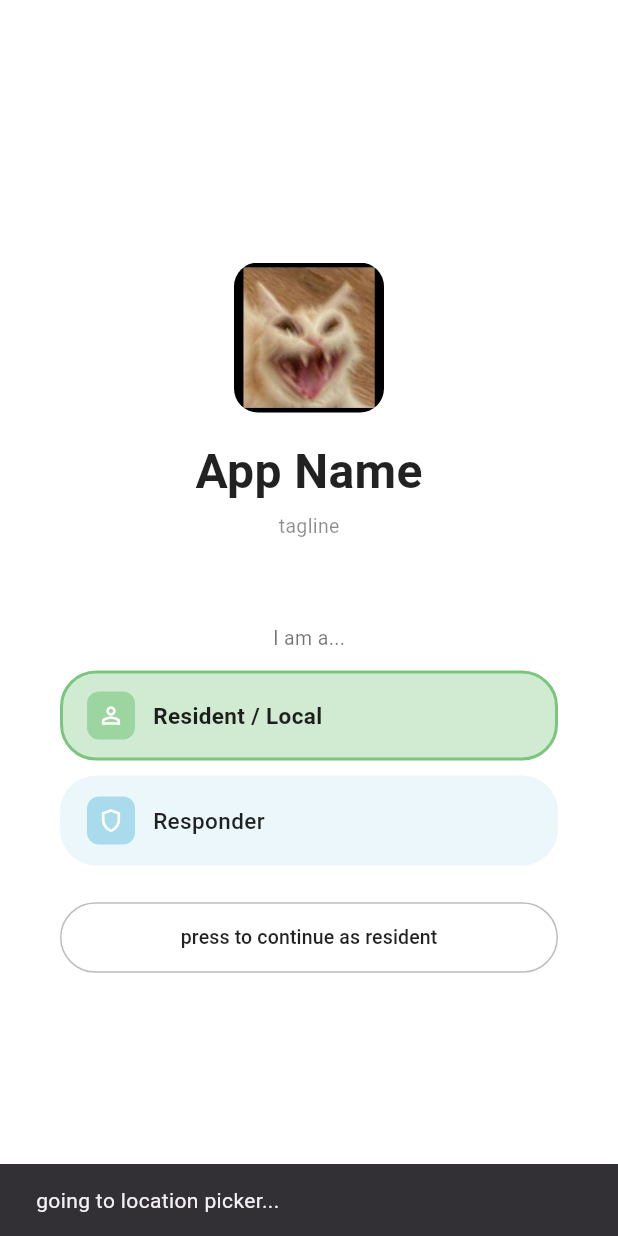
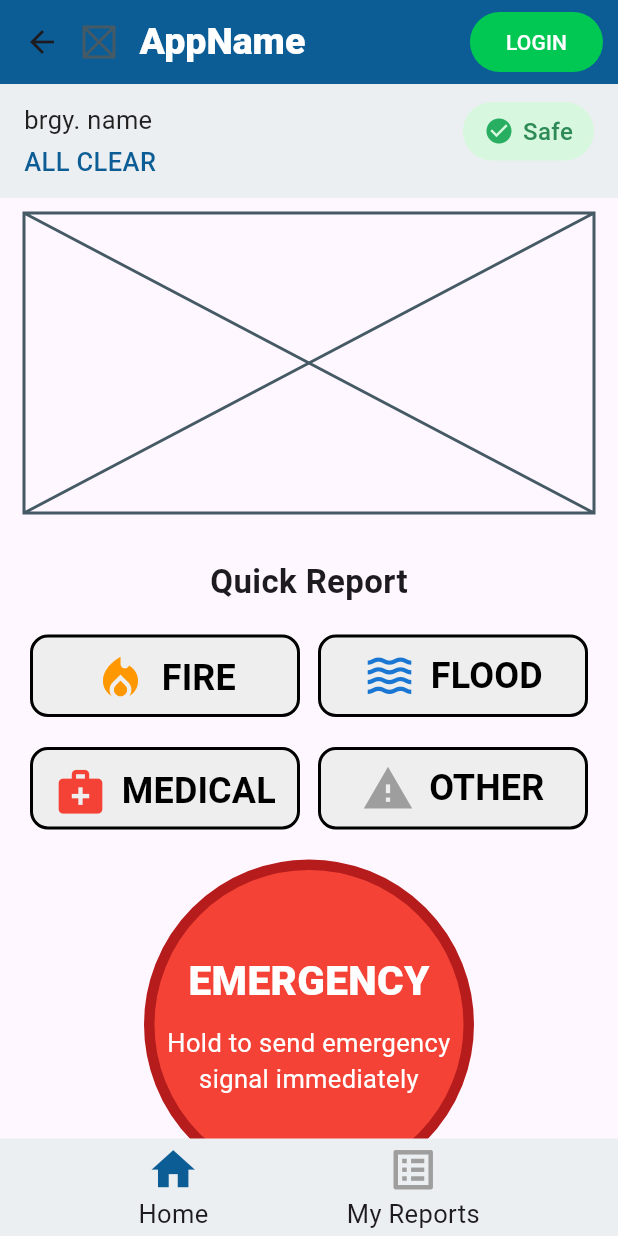
Before and after one commit to perky-boo25/komhack2026_late_permt, a Flutter app: the screen it shows after launch, after a tap on "press to continue as resident", on a phone screen of 412 x 824 dp. Run offline on Flutter 3.47's test engine with Material 3 defaults, Android fonts, the phone set to English and light mode, and no system bars.

Commit message:
Add: home page ui

```diff
--- a/lib/main.dart
+++ b/lib/main.dart
@@ -2,6 +2,7 @@ import 'package:flutter/material.dart';
 
 // import screens here (one file per screen)
 import 'screens/role_selector.dart';
+import 'screens/HomeScreen.dart';
 
 void main() {
   runApp(const MyApp());
@@ -33,7 +34,7 @@ class MyApp extends StatelessWidget {
         // '/location-picker': (context) => const LocationPickerScreen(),
         // detect and confirm location
 
-        // '/home': (context) => const HomeScreen(),
+        '/home': (context) => const HomeScreen(),
         // map, reports, emergency button
 
         // '/signal-sent': (context) => const SignalSentScreen(),
--- /dev/null
+++ b/lib/screens/HomeScreen.dart
@@ -0,0 +1,410 @@
+
+
+import 'package:flutter/material.dart';
+
+// TODO: add nav for switching from home to my reports and vice versa
+//       popups for hazards and emergency button click
+//       maybe the safe one could also update (?)
+//       unify colors, fontstyle, fontsize
+
+class HomeScreen extends StatelessWidget {
+  const HomeScreen({super.key});
+
+  void testonly() {
+    print('is working'); //for testing lng
+  }
+
+
+  @override
+  Widget build(BuildContext context) {
+    return Scaffold(
+      appBar: AppBar(
+        titleSpacing: 0,
+        backgroundColor: const Color(0xFF0C5D96),
+        title: Row(
+        children: [
+          Placeholder( //for app icon if meron
+            fallbackHeight: 20,
+            fallbackWidth: 20,
+          ),
+
+          SizedBox(width: 17), //spacing between icon and appname
+
+          Text(
+            'AppName', style: TextStyle(
+            fontSize: 25,
+            color: Colors.white,
+            fontWeight: FontWeight.w900,
+            )
+          ),
+          // const Expanded(child: SizedBox()),
+          const Spacer(),//push login to rightmost
+
+          //LOGIN BTN not sure if meron pa since my nav pala pabalik remove lang if di needd
+          FilledButton(
+            style: FilledButton.styleFrom(
+              backgroundColor: const Color(0xFF00C853),            ),
+            onPressed: testonly,
+            child: const Text('LOGIN')
+          ),
+
+          const SizedBox(width: 10), //remove till here
+
+        ])
+      ),
+
+      body: Column(
+
+        children: [
+
+          //brgy, all clear, safe
+          Container(
+            width: double.infinity,
+            color: Colors.blueGrey[50],
+            padding: const EdgeInsets.fromLTRB(16, 12, 16, 12),
+            child: Row(
+              crossAxisAlignment: CrossAxisAlignment.start,
+              children: [
+                const Expanded(
+                  child: Column(
+                    crossAxisAlignment: CrossAxisAlignment.start,
+                    children: [
+                      Text(
+                        'brgy. name',
+                        style: TextStyle(
+                          fontSize: 17,
+                          color: Colors.black87,
+                        ),
+                      ),
+                      SizedBox(height: 4),
+                      Text(
+                        'ALL CLEAR',
+                        style: TextStyle(
+                          fontSize: 17,
+                          color: Color(0xFF0C5D96),
+                          fontWeight: FontWeight.w500,
+                        ),
+                      ),
+                    ],
+                  ),
+                ),
+
+                Container(
+                  padding: const EdgeInsets.symmetric(horizontal: 14, vertical: 8),
+                  decoration: BoxDecoration(
+                    color: const Color(0xFFD7F7DE),
+                    borderRadius: BorderRadius.circular(22),
+                  ),
+                  child: const Row(
+                    mainAxisSize: MainAxisSize.min,
+                    children: [
+                      Icon(
+                        Icons.check_circle,
+                        color: Color(0xFF27AE60),
+                        size: 20,
+                      ),
+                      SizedBox(width: 6),
+                      Text(
+                        'Safe',
+                          style: TextStyle(
+                          color: Color(0xFF2E8B57),
+                          fontSize: 16,
+                          fontWeight: FontWeight.w500,
+                        ),
+                      ),
+                    ],
+                  ),
+                ),
+              ],
+            ),
+          ),
+
+
+          SizedBox(height: 10), //space between brg,allsafe part and loc img
+
+          //placeholder for loc
+          Center(
+            child: SizedBox(
+              width: 380,
+              height: 200,
+              child: Placeholder(),
+            ),
+          ),
+
+          SizedBox(height: 30), //space between loc img and quick rep text
+
+          //quickreport section
+          Column(
+            children: [
+              Text(
+                  'Quick Report',
+                  style: TextStyle(
+                  fontSize: 22,
+                  fontWeight: FontWeight.bold,
+                )
+
+              ),
+
+              SizedBox(height: 20), //space between quick rep text and reports
+
+              // fire and flood buttons
+              Row(
+                children: [
+                  const SizedBox(width: 20),
+                  //fire
+                  SizedBox(
+                    width: 180,
+                    height: 55,
+                    child: OutlinedButton(
+                      style: OutlinedButton.styleFrom(
+                        backgroundColor: Colors.grey[200],
+                        side: const BorderSide(color: Colors.black, width: 2),
+                        shape: RoundedRectangleBorder(
+                          borderRadius: BorderRadius.circular(12),
+                        ),
+                        padding: const EdgeInsets.symmetric(vertical: 12, horizontal: 16),
+                      ),
+                      onPressed:testonly,
+                      child: const Row(
+                        mainAxisAlignment: MainAxisAlignment.center,
+                        children: [
+                          Icon(
+                            Icons.local_fire_department,
+                            color: Colors.orange,
+                            size: 35,
+                          ),
+                          SizedBox(width: 10),
+                          Text(
+                            "FIRE",
+                            style: TextStyle(
+                              fontSize: 24,
+                              color: Colors.black,
+                              fontWeight: FontWeight.bold,
+                            ),
+                          ),
+                        ],
+                      ),
+                    ),
+                  ),
+
+                  const Spacer(), //space between fire and flood
+                //flood
+                  SizedBox(
+                    width: 180,
+                    height: 55,
+                    child: OutlinedButton(
+                      style: OutlinedButton.styleFrom(
+                        backgroundColor: Colors.grey[200],
+                        side: const BorderSide(color: Colors.black, width: 2),
+                        shape: RoundedRectangleBorder(
+                          borderRadius: BorderRadius.circular(12),
+                        ),
+                      ),
+                      onPressed: testonly,
+                      child: Row(
+                        mainAxisAlignment: MainAxisAlignment.center,
+                        children: [
+                          Icon(
+                            Icons.waves,
+                            color: Colors.blue[700],
+                            size: 35,
+                          ),
+
+                          SizedBox(width: 10),
+                          Text(
+                            "FLOOD",
+                            style: TextStyle(
+                              fontSize: 24,
+                              color: Colors.black,
+                              fontWeight: FontWeight.bold,
+                            ),
+                          ),
+                        ],
+                      ),
+                    ),
+                  ),
+
+                  const SizedBox(width: 20),
+                ],
+              ),
+
+              SizedBox(height: 20), //space between two rows
+
+              // medical and other buttons
+              Row(
+                children: [
+                  const SizedBox(width: 20),
+                  //med
+                  SizedBox(
+                    width: 180,
+                    height: 55,
+                    child: OutlinedButton(
+                      style: OutlinedButton.styleFrom(
+                        backgroundColor: Colors.grey[200],
+                        side: const BorderSide(color: Colors.black, width: 2),
+                        shape: RoundedRectangleBorder(
+                          borderRadius: BorderRadius.circular(12),
+                        ),
+                        padding: const EdgeInsets.symmetric(vertical: 12, horizontal: 16),
+                      ),
+                      onPressed: testonly,
+                      child: const Row(
+                        mainAxisAlignment: MainAxisAlignment.center,
+                        children: [
+                          Icon(
+                            Icons.medical_services,
+                            color: Colors.red,
+                            size: 35,
+                          ),
+                          SizedBox(width: 10),
+                          Text(
+                            "MEDICAL",
+                            style: TextStyle(
+                              fontSize: 24,
+                              color: Colors.black,
+                              fontWeight: FontWeight.bold,
+                            ),
+                          ),
+                        ],
+                      ),
+                    ),
+                  ),
+
+                  const Spacer(), // space between medical and other
+
+                  //other
+                  SizedBox(
+                    width: 180,
+                    height: 55,
+                    child: OutlinedButton(
+                      style: OutlinedButton.styleFrom(
+                        backgroundColor: Colors.grey[200],
+                        side: const BorderSide(color: Colors.black, width: 2),
+                        shape: RoundedRectangleBorder(
+                          borderRadius: BorderRadius.circular(12),
+                        ),
+                      ),
+                      onPressed: testonly,
+                      child: const Row(
+                        mainAxisAlignment: MainAxisAlignment.center,
+                        children: [
+                          Icon(
+                            Icons.warning,
+                            color: Colors.grey,
+                            size: 35,
+                          ),
+                          SizedBox(width: 10),
+                          Text(
+                            "OTHER",
+                            style: TextStyle(
+                              fontSize: 24,
+                              color: Colors.black,
+                              fontWeight: FontWeight.bold,
+                            ),
+                          ),
+                        ],
+                      ),
+                    ),
+                  ),
+
+                  const SizedBox(width: 20),
+                ],
+              ),
+            ]
+          ),
+
+
+          SizedBox(height: 15), //space above emergency btn
+
+          //big ass emergency btn
+          GestureDetector(
+            onLongPress: () => print('long press'), // for test
+            onTap: () => print('one tap'), // for test
+            child: Container(
+              width: 220,
+              height: 230,
+              decoration: BoxDecoration(
+                color: Colors.red,
+                shape: BoxShape.circle,
+                border: Border.all(
+                  color: Colors.red[900]!,
+                  width: 7,
+                ),
+              ),
+
+              child: const Column(
+                mainAxisAlignment: MainAxisAlignment.center,
+                children: [
+                  Text(
+                    "EMERGENCY",
+                    style: TextStyle(
+                      color: Colors.white,
+                      fontSize: 27,
+                      fontWeight: FontWeight.w900,
+                    ),
+                  ),
+                  SizedBox(height: 10),
+                  Text(
+                    "Hold to send emergency\nsignal immediately",
+                    textAlign: TextAlign.center,
+                    style: TextStyle(
+                      color: Colors.white,
+                      fontSize: 17,
+                    ),
+                  ),
+                ],
+              ),
+            ),
+          ),
+        ],
+      ),
+
+
+      //bott nav
+      bottomNavigationBar: Container(
+        height:65,
+        color: Colors.blueGrey[50],
+        child: Row(
+          mainAxisAlignment: MainAxisAlignment.spaceEvenly,
+          children:  [
+            Column(
+                mainAxisAlignment: MainAxisAlignment.center,
+                children: [
+                  // home icon
+                  Icon(
+                    Icons.home,
+                    color: Color(0xFF0C5D96),
+                    size: 35,
+                  ),
+
+                  Text(
+                    'Home',
+                    style: TextStyle(
+                      fontSize: 17,
+                    )
+                  ),
+                ],
+            ),
+            Column(
+              mainAxisAlignment: MainAxisAlignment.center,
+              children: [
+                //myreports icon
+                Icon(
+                  Icons.list_alt,
+                  color: Colors.grey,
+                  size: 35,
+                ),
+                Text(
+                  'My Reports',
+                  style: TextStyle(
+                    fontSize: 17,
+                  ),
+                ),
+              ],
+            ),
+          ],
+        )
+      )
+    );
+  }
+}
--- a/lib/screens/role_selector.dart
+++ b/lib/screens/role_selector.dart
@@ -18,9 +18,9 @@ class _RoleSelectionScreenState extends State<RoleSelectionScreen> {
       // Navigator.pushNamed(context, '/location-picker');
 
       // TO BE REMOVED/ temporary placeholder
-      ScaffoldMessenger.of(context).showSnackBar(
-        const SnackBar(content: Text('going to location picker...')),
-      );
+      Navigator.pushNamed(context, '/home');
+      return;
+
     } else {
       // go to responder login when ready
       // Navigator.pushNamed(context, '/responder-login');
```
